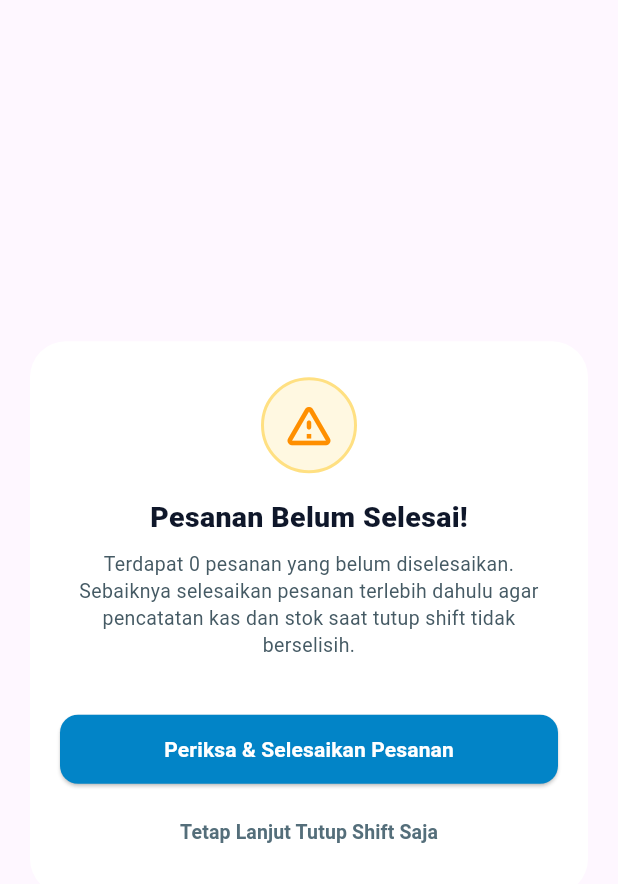
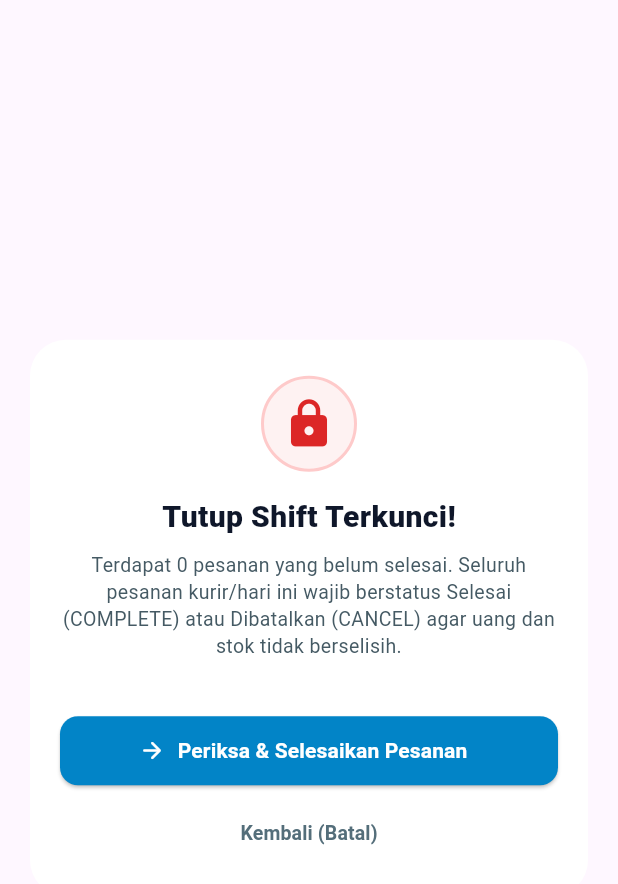
Before and after one commit to Alex2sf/depotairapp, a Flutter app: the UnfinishedOrdersWarningDialog widget shown alone on an empty page, opened directly with empty values, on a phone screen of 412 x 824 dp. Shown: the top 884 px of the screen. Run offline on Flutter 3.47's test engine with Material 3 defaults, Android fonts, the light colour scheme and no system bars; our stand-ins replace connectivity_plus, flutter_local_notifications, image_picker, permission_handler, shared_preferences, timezone; missing offline and left inert: esc_pos_utils_plus, flutter_background_service, print_bluetooth_thermal; accounts and stored records are empty; network calls fail.

Commit message:
feat(shift): hard-block closing shift when uncompleted orders exist

```diff
--- a/lib/close_shift_screen.dart
+++ b/lib/close_shift_screen.dart
@@ -96,16 +96,16 @@ class _CloseShiftScreenState extends State<CloseShiftScreen> {
             unfinishedOrders: unfinished.cast<Map<String, dynamic>>(),
           );
 
-          if (reviewOrders == true) {
-            if (!mounted) return;
+          if (reviewOrders == true && mounted) {
             // Pengguna memilih untuk memeriksa pesanan terlebih dahulu
             await Navigator.push(
               context,
               MaterialPageRoute(builder: (_) => const OrderHistoryScreen()),
             );
             if (mounted) _fetchShiftData();
-            return;
           }
+          // WAJIB RETURN: Tutup shift digembok keras sampai seluruh pesanan berstatus COMPLETE atau CANCELLED
+          return;
         }
       }
     } catch (_) {}
--- a/lib/widgets/cashier_reminder_dialog.dart
+++ b/lib/widgets/cashier_reminder_dialog.dart
@@ -318,28 +318,28 @@ class UnfinishedOrdersWarningDialog extends StatelessWidget {
         child: Column(
           mainAxisSize: MainAxisSize.min,
           children: [
-            // Ikon Peringatan Oranye
+            // Ikon Gembok Merah Peringatan
             Container(
               width: 64,
               height: 64,
               decoration: BoxDecoration(
-                color: Colors.amber.shade50,
+                color: const Color(0xFFFEF2F2),
                 shape: BoxShape.circle,
-                border: Border.all(color: Colors.amber.shade200, width: 2),
+                border: Border.all(color: const Color(0xFFFECACA), width: 2),
               ),
-              child: Icon(
-                Icons.warning_amber_rounded,
+              child: const Icon(
+                Icons.lock_rounded,
                 size: 36,
-                color: Colors.amber.shade800,
+                color: Color(0xFFDC2626),
               ),
             ),
             const SizedBox(height: 16),
 
             // Judul
             const Text(
-              "Pesanan Belum Selesai!",
+              "Tutup Shift Terkunci!",
               style: TextStyle(
-                fontSize: 19,
+                fontSize: 20,
                 fontWeight: FontWeight.w800,
                 color: Color(0xFF0F172A),
               ),
@@ -348,7 +348,7 @@ class UnfinishedOrdersWarningDialog extends StatelessWidget {
 
             // Pesan
             Text(
-              "Terdapat ${unfinishedOrders.length} pesanan yang belum diselesaikan. Sebaiknya selesaikan pesanan terlebih dahulu agar pencatatan kas dan stok saat tutup shift tidak berselisih.",
+              "Terdapat ${unfinishedOrders.length} pesanan yang belum selesai. Seluruh pesanan kurir/hari ini wajib berstatus Selesai (COMPLETE) atau Dibatalkan (CANCEL) agar uang dan stok tidak berselisih.",
               textAlign: TextAlign.center,
               style: TextStyle(
                 fontSize: 13,
@@ -413,14 +413,15 @@ class UnfinishedOrdersWarningDialog extends StatelessWidget {
             SizedBox(
               width: double.infinity,
               height: 46,
-              child: ElevatedButton(
+              child: ElevatedButton.icon(
                 onPressed: () => Navigator.pop(context, true), // true: mau periksa pesanan
+                icon: const Icon(Icons.arrow_forward_rounded, size: 18),
                 style: ElevatedButton.styleFrom(
                   backgroundColor: const Color(0xFF0284C7),
                   foregroundColor: Colors.white,
                   shape: RoundedRectangleBorder(borderRadius: BorderRadius.circular(12)),
                 ),
-                child: const Text(
+                label: const Text(
                   "Periksa & Selesaikan Pesanan",
                   style: TextStyle(fontWeight: FontWeight.bold, fontSize: 14),
                 ),
@@ -428,14 +429,14 @@ class UnfinishedOrdersWarningDialog extends StatelessWidget {
             ),
             const SizedBox(height: 10),
 
-            // Tombol Tetap Lanjut Tutup Shift
+            // Tombol Batal / Kembali (Tidak menutup shift)
             SizedBox(
               width: double.infinity,
               height: 44,
               child: TextButton(
-                onPressed: () => Navigator.pop(context, false), // false: abaikan & lanjut
+                onPressed: () => Navigator.pop(context, false), // false: batal, jangan tutup shift
                 child: Text(
-                  "Tetap Lanjut Tutup Shift Saja",
+                  "Kembali (Batal)",
                   style: TextStyle(
                     color: Colors.blueGrey.shade600,
                     fontWeight: FontWeight.w600,
```
